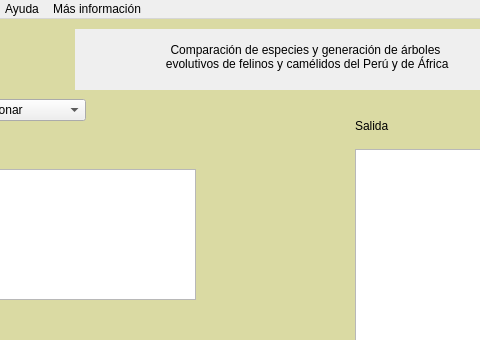
Before: the Qt Designer form Interfaz/Ventana.ui in konradtrejo/Proyecto-Biologia-Computacional, drawn with Qt 5; both pictures show x 105 to 585 and y 0 to 340 of the 799 by 600 pixel window.
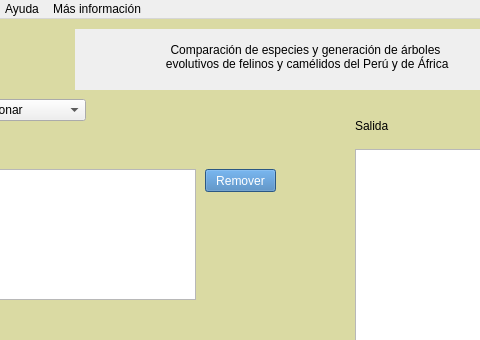
After: the same form once the commit is applied.

```diff
--- a/Interfaz/Ventana.ui
+++ b/Interfaz/Ventana.ui
@@ -204,6 +204,25 @@
      <bool>true</bool>
     </property>
    </widget>
+   <widget class="QPushButton" name="pushButton_4">
+    <property name="geometry">
+     <rect>
+      <x>310</x>
+      <y>150</y>
+      <width>71</width>
+      <height>23</height>
+     </rect>
+    </property>
+    <property name="styleSheet">
+     <string notr="true"/>
+    </property>
+    <property name="text">
+     <string>Remover</string>
+    </property>
+    <property name="flat">
+     <bool>false</bool>
+    </property>
+   </widget>
    <zorder>label_2</zorder>
    <zorder>pushButton</zorder>
    <zorder>pushButton_2</zorder>
```
Left out of the diff: 1 changed line with no effect on the pictures.
